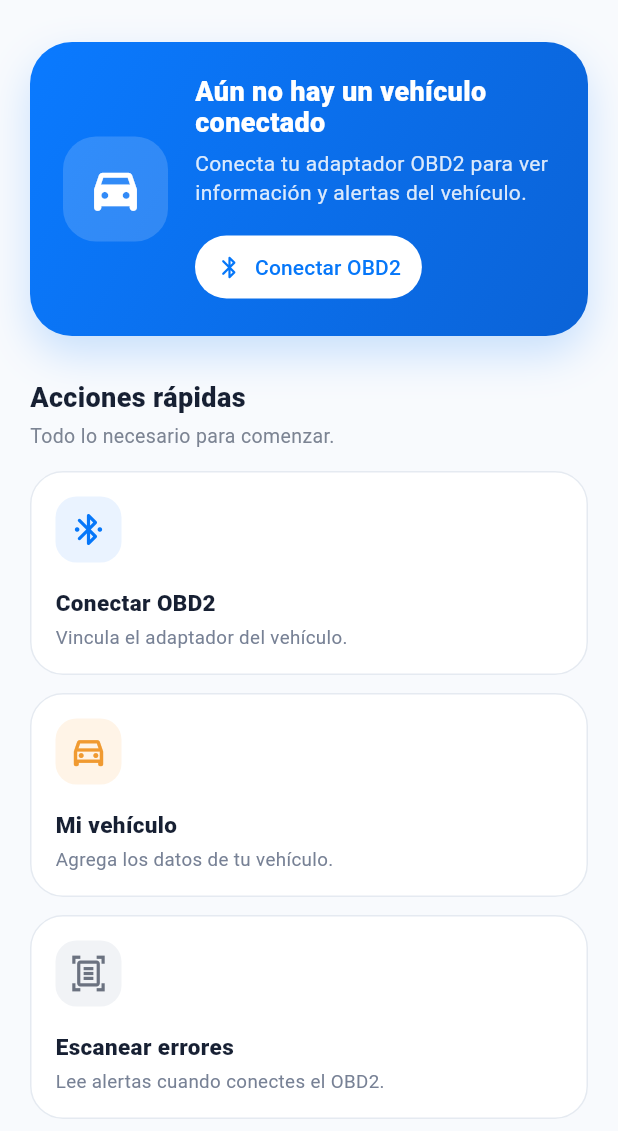
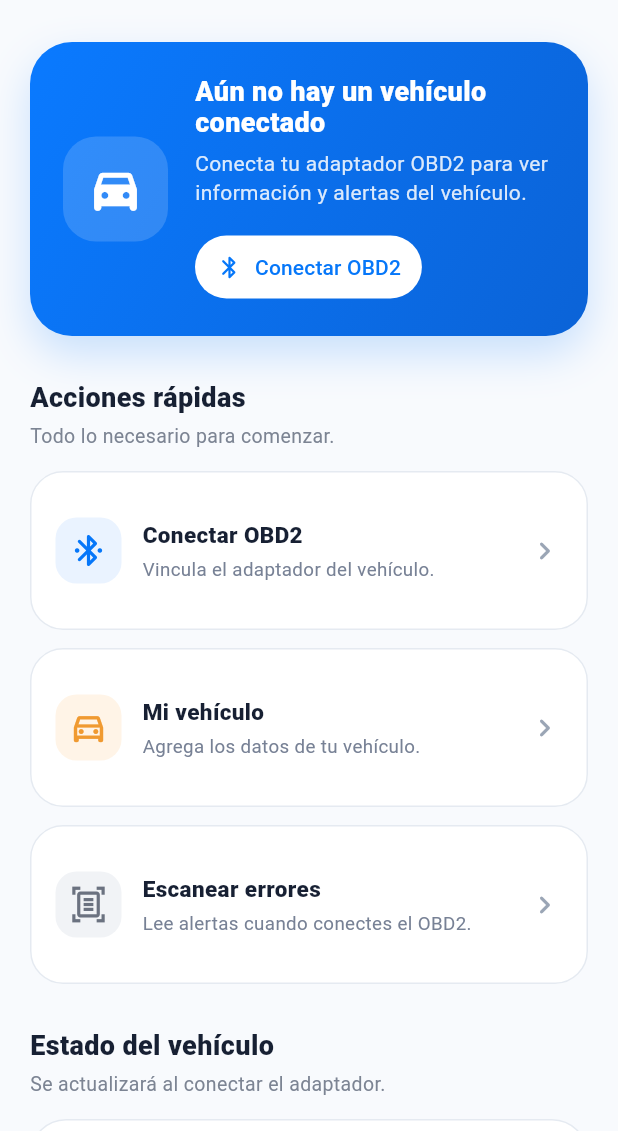
Before and after one commit to miauto-shelby/obd-mobile-app, a Flutter app: the HomePage screen opened directly with empty values, on a phone screen of 412 x 824 dp, the part 105-1236 px from its top. Run offline on Flutter 3.47's test engine with Material 3 defaults, Android fonts, the phone set to English and light mode, and no system bars; our stand-ins replace device_info_plus, flutter_secure_storage, google_sign_in, package_info_plus; accounts and stored records are empty.

Commit message:
refactor(home): compact quick action cards

```diff
--- a/lib/src/features/auth/home_page.dart
+++ b/lib/src/features/auth/home_page.dart
@@ -378,14 +378,13 @@ class _ActionCard extends StatelessWidget {
           borderRadius: BorderRadius.circular(22),
           onTap: onTap,
           child: Container(
-            constraints: const BoxConstraints(minHeight: 132),
+            constraints: const BoxConstraints(minHeight: 106),
             padding: const EdgeInsets.all(16),
             decoration: BoxDecoration(
               borderRadius: BorderRadius.circular(22),
               border: Border.all(color: const Color(0xFFE5EAF1)),
             ),
-            child: Column(
-              crossAxisAlignment: CrossAxisAlignment.start,
+            child: Row(
               children: [
                 Container(
                   width: 44,
@@ -396,7 +395,12 @@ class _ActionCard extends StatelessWidget {
                   ),
                   child: Icon(icon, color: iconColor, size: 26),
                 ),
-                const SizedBox(height: 16),
+                const SizedBox(width: 14),
+                Expanded(
+                  child: Column(
+                    mainAxisSize: MainAxisSize.min,
+                    crossAxisAlignment: CrossAxisAlignment.start,
+                    children: [
                       Text(
                         title,
                         style: const TextStyle(
@@ -413,6 +417,14 @@ class _ActionCard extends StatelessWidget {
                           height: 1.3,
                           fontSize: 12.5,
                         ),
+                      ),
+                    ],
+                  ),
+                ),
+                const SizedBox(width: 4),
+                const Icon(
+                  Icons.chevron_right_rounded,
+                  color: Color(0xFF9AA5B5),
                 ),
               ],
             ),
```
Lines whose indentation alone changed are shown as unchanged.
